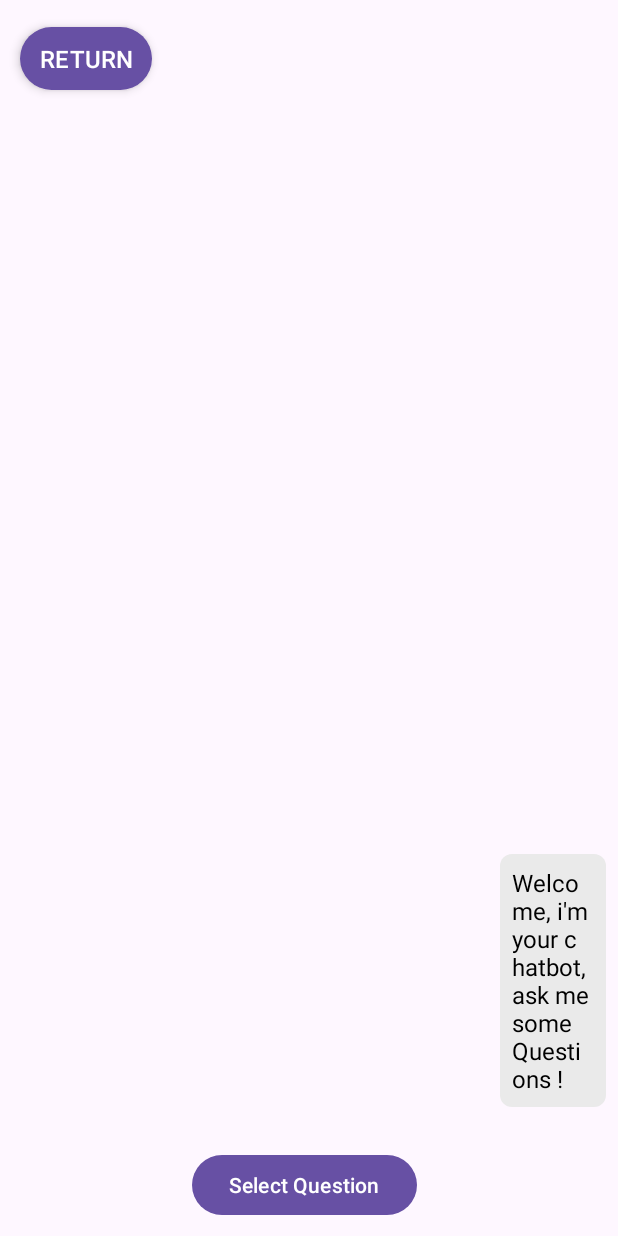
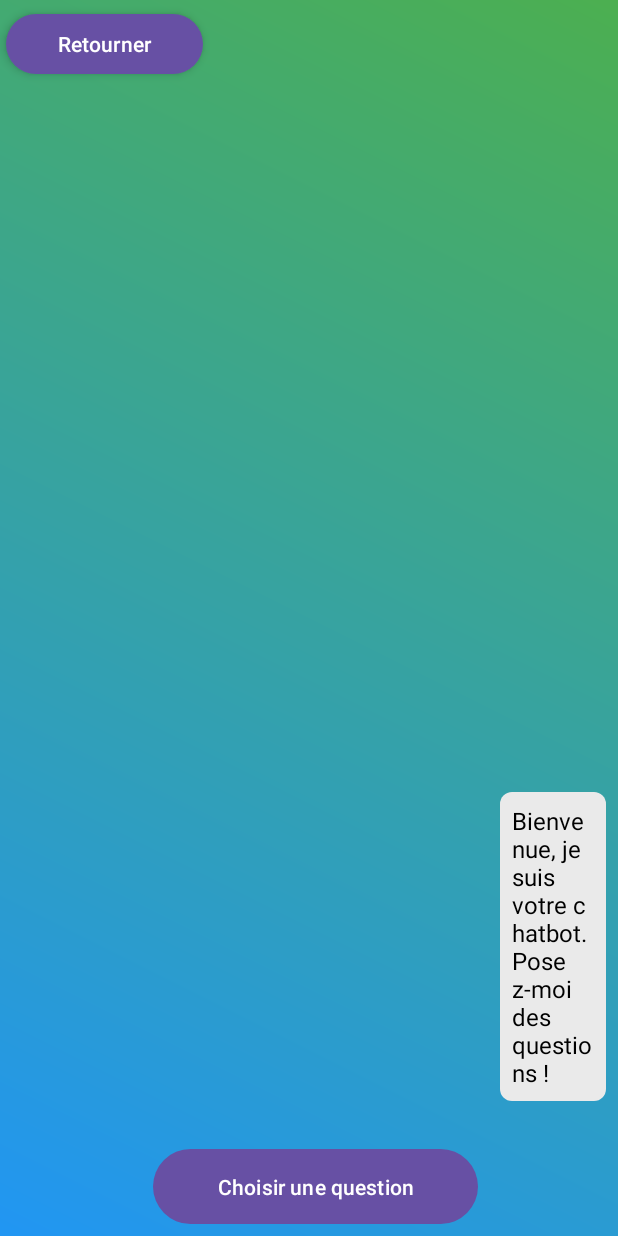
Before and after one commit to KhaledKammoun/Mobile-Projects, an Android app: the ChatbotActivity screen opened directly, with no data from a screen before it, on a phone screen of 412 x 824 dp. Run offline under Robolectric (Android 15) with nearby library versions, the phone set to English and light mode, and no system bars.

Commit message:
Final result of The chatbot Application using java, with a power point presentation

```diff
--- a/ChatBot/app/src/main/AndroidManifest.xml
+++ b/ChatBot/app/src/main/AndroidManifest.xml
@@ -24,6 +24,9 @@
         <activity android:name=".ChatbotActivity">
             <!-- Add any necessary configurations for ChatbotActivity here -->
         </activity>
+        <activity android:name=".QuestionListPage">
+            <!-- Add any necessary configurations for ChatbotActivity here -->
+        </activity>
     </application>
 
 </manifest>
--- a/ChatBot/app/src/main/java/com/example/chatbot/ChatbotActivity.java
+++ b/ChatBot/app/src/main/java/com/example/chatbot/ChatbotActivity.java
@@ -1,4 +1,6 @@
 package com.example.chatbot;
+
+import static com.example.chatbot.Response.createGraph;
 
 import androidx.appcompat.app.AppCompatActivity;
 import androidx.recyclerview.widget.LinearLayoutManager;
@@ -8,39 +10,36 @@ import android.content.Intent;
 import android.os.Bundle;
 import android.view.View ;
 import android.widget.Button ;
-import android.widget.EditText;
-import android.widget.ImageView;
 
+import java.io.Serializable;
 import java.util.ArrayList;
 import java.util.List;
+import java.util.Objects;
 
 public class ChatbotActivity extends AppCompatActivity {
 
     private RecyclerView messageRecyclerView ;
     private MessageAdapter messageAdapter;
     private List<Message> messageList;
+
     private Response rootQuestion ;
     @Override
     protected void onCreate(Bundle savedInstanceState) {
         super.onCreate(savedInstanceState);
         setContentView(R.layout.message_inteface);
 
-        Response rootQuestion = new Response("What is your favorite color?", "My favorite color is blue.");
 
-        rootQuestion.addNextQuestion("Do you like red?", "Yes, I like red.");
-        rootQuestion.addNextQuestion("Do you like green?", "No, I don't like green.");
+        rootQuestion = Response.createGraph();
 
-        System.out.println("Root Question: " + rootQuestion.getQuestion());
-
-        System.out.println("Related Questions:");
+        // get next questions
         for (Response nextQuestion : rootQuestion.getNextQuestions()) {
             System.out.println(nextQuestion.getQuestion());
         }
 
+
+        /***  RecyclerView element Style*/
         messageRecyclerView = findViewById(R.id.messageRecyclerView);
         messageList = new ArrayList<>();
-
-        // put responseList Empty
 
         messageAdapter = new MessageAdapter(messageList);
         messageRecyclerView.setLayoutManager(new LinearLayoutManager(this));
@@ -48,13 +47,13 @@ public class ChatbotActivity extends AppCompatActivity {
 
 
         // Set initial message for the user
-        addMessage("Welcome, i'm your chatbot, ask me some Questions !", false);
+        addMessage("Bienvenue, je suis votre chatbot. Posez-moi des questions !", false);
         LinearLayoutManager layoutManager = new LinearLayoutManager(this);
         layoutManager.setStackFromEnd(true); // Start from the bottom of the list
         layoutManager.setReverseLayout(false); // Display items in reverse order
         messageRecyclerView.setLayoutManager(layoutManager);
 
-        Button selectQuestionButton = findViewById(R.id.selectQuestionButton) ;
+        Button selectQuestionButton = findViewById(R.id.questionButton) ;
         selectQuestionButton.setOnClickListener(new View.OnClickListener() {
             @Override
             public void onClick(View v) {
@@ -63,14 +62,59 @@ public class ChatbotActivity extends AppCompatActivity {
                 for (Response response : nextQuestionsList) {
                     questionStrings.add(response.getQuestion());
                 }
+                Bundle bundle = new Bundle();
+                bundle.putSerializable("messageList", (Serializable) messageList);
 
                 Intent intent = new Intent(ChatbotActivity.this, QuestionListPage.class);
+                intent.putExtras(bundle);
 
                 intent.putStringArrayListExtra("nextQuestions", questionStrings);
 
                 startActivity(intent);
             }
         });
+
+        Bundle bundle = getIntent().getExtras();
+        if (bundle != null) {
+            Serializable serializedList = bundle.getSerializable("messageList");
+            if (serializedList instanceof List<?>) {
+                List<?> receivedList = (List<?>) serializedList;
+                if (!receivedList.isEmpty() && receivedList.get(0) instanceof Message) {
+                    messageList.clear(); // Clear existing list
+                    for (Object obj : receivedList) {
+                        messageList.add((Message) obj);
+                    }
+                    messageAdapter.notifyDataSetChanged(); // Notify adapter of data change
+                }
+            }
+        }
+
+        List<Response> nextQuestionsList = rootQuestion.getNextQuestions();
+        ArrayList<String> questionStrings = new ArrayList<>();
+        ArrayList<String> responseStrings = new ArrayList<>();
+
+        for (Response response : nextQuestionsList) {
+            questionStrings.add(response.getQuestion());
+            responseStrings.add(response.getResponse());
+        }
+
+        int selectedQuestion = getIntent().getIntExtra("selectedQuestion", -1);
+
+        // Check if the selected question index is valid
+        if (selectedQuestion >= 0 && selectedQuestion < questionStrings.size()) {
+
+            // Add messages to the interface
+            addMessage(questionStrings.get(selectedQuestion), true);
+            addMessage(responseStrings.get(selectedQuestion), false);
+            /*for (Response response : nextQuestionsList) {
+                if (response.getQuestion().equals(questionStrings.get(selectedQuestion))) {
+                    updateRootQuestion(response);
+                    break;
+
+                }
+
+            }*/
+        }
 
         Button returnButton = findViewById(R.id.returnButton) ;
         returnButton.setOnClickListener(new View.OnClickListener() {
@@ -89,46 +133,8 @@ public class ChatbotActivity extends AppCompatActivity {
         messageRecyclerView.scrollToPosition(messageList.size() - 1);
     }
 
-    private boolean checkInputValid(String inputString) {
-        // Remove spaces and parentheses for validation
-        String cleanString = inputString.replaceAll("\\s+", "").replaceAll("[()]", "");
-
-        // Check for invalid characters (anything other than digits and operators)
-        for (char c : cleanString.toCharArray()) {
-            if (!Character.isDigit(c) && c != '+' && c != '-' && c != '*' && c != '/') {
-                return false; // Invalid character found
-            }
-        }
-
-        // Check for consecutive operators or trailing operators
-        if (cleanString.matches(".*[+\\-*/]{2,}.*") || cleanString.matches(".*[+\\-*/]$")) {
-            return false; // Consecutive or trailing operators are not valid
-        }
-
-        return true; // Input is valid
-    }
-
-    private float calculateResult(String inputString) {
-        float result = 0;
-        inputString = inputString.replace("(", "").replace(")", ""); // Remove parentheses
-
-        // Split the string by spaces to separate numbers and operators
-        String[] tokens = inputString.split("\\s+");
-        String sign = "+";
-
-        for (String token : tokens) {
-            if (token.equals("+") || token.equals("-")) {
-                sign = token;
-            } else {
-                if (sign.equals("+")) {
-                    result += Float.parseFloat(token); // Parse token as float and add
-                } else {
-                    result -= Float.parseFloat(token); // Parse token as float and subtract
-                }
-            }
-        }
-
-        return result;
+    private void updateRootQuestion(Response newRoot) {
+        this.rootQuestion = newRoot;
     }
 
 }
--- a/ChatBot/app/src/main/java/com/example/chatbot/MainActivity.java
+++ b/ChatBot/app/src/main/java/com/example/chatbot/MainActivity.java
@@ -26,9 +26,6 @@ public class MainActivity extends AppCompatActivity {
         startButton.setOnClickListener(new View.OnClickListener() {
             @Override
             public void onClick(View v) {
-                // Start chatbot activity
-                Log.d("MainActivity", "Start button clicked");
-
                 Intent intent = new Intent(MainActivity.this, ChatbotActivity.class);
                 startActivity(intent);
             }
@@ -36,6 +33,6 @@ public class MainActivity extends AppCompatActivity {
     }
 
     private void showWelcome() {
-        Toast.makeText(MainActivity.this, "Welcome!", Toast.LENGTH_SHORT).show();
+        Toast.makeText(MainActivity.this, "Bienvenue!", Toast.LENGTH_SHORT).show();
     }
 }
--- a/ChatBot/app/src/main/java/com/example/chatbot/Message.java
+++ b/ChatBot/app/src/main/java/com/example/chatbot/Message.java
@@ -1,6 +1,8 @@
 package com.example.chatbot;
 
-public class Message {
+import java.io.Serializable;
+
+public class Message implements Serializable {
     private  String text ;
     private boolean sendByUser ;
     public Message(String text, boolean sendByUser) {
--- a/ChatBot/app/src/main/java/com/example/chatbot/Response.java
+++ b/ChatBot/app/src/main/java/com/example/chatbot/Response.java
@@ -26,7 +26,62 @@ public class Response {
         return nextQuestions;
     }
 
-    public void addNextQuestion(String question, String response) {
-        nextQuestions.add(new Response(question, response));
+    public void addNextQuestion(Response node) {
+        nextQuestions.add(node);
     }
+
+    public static Response createGraph() {
+        Response root = new Response("Quelle est la langue la plus populaire au monde ?", "La langue la plus populaire au monde est l'anglais.");
+
+        Response languageQuestion = new Response("Quelle est la langue la plus parlée en France ?", "La langue la plus parlée en France est le français.");
+        root.addNextQuestion(languageQuestion);
+
+        Response capitalQuestion = new Response("Quelle est la capitale des États-Unis ?", "La capitale des États-Unis est Washington D.C.");
+        root.addNextQuestion(capitalQuestion);
+
+        Response continentQuestion = new Response("Quel est le plus grand continent du monde ?", "Le plus grand continent du monde est l'Asie.");
+        root.addNextQuestion(continentQuestion);
+
+        Response populationQuestion = new Response("Quel est le pays le plus peuplé au monde ?", "Le pays le plus peuplé au monde est la Chine.");
+        root.addNextQuestion(populationQuestion);
+
+        Response mountainQuestion = new Response("Quel est le plus haut sommet du monde ?", "Le plus haut sommet du monde est l'Everest.");
+        root.addNextQuestion(mountainQuestion);
+
+        Response riverQuestion = new Response("Quel est le fleuve le plus long d'Europe ?", "Le fleuve le plus long d'Europe est la Volga.");
+        root.addNextQuestion(riverQuestion);
+
+        Response currencyQuestion = new Response("Quelle est la monnaie utilisée en Russie ?", "La monnaie utilisée en Russie est le rouble.");
+        root.addNextQuestion(currencyQuestion);
+
+        Response animalQuestion = new Response("Quel est le plus grand animal terrestre ?", "Le plus grand animal terrestre est l'éléphant.");
+        root.addNextQuestion(animalQuestion);
+
+        Response languageQuestion1 = new Response("Quelle est la langue officielle de l'Espagne ?", "La langue officielle de l'Espagne est l'espagnol.");
+        root.addNextQuestion(languageQuestion1);
+
+        Response capitalQuestion1 = new Response("Quelle est la capitale de l'Italie ?", "La capitale de l'Italie est Rome.");
+        root.addNextQuestion(capitalQuestion1);
+
+        Response continentQuestion1 = new Response("Quel est le plus petit continent du monde ?", "Le plus petit continent du monde est l'Océanie.");
+        root.addNextQuestion(continentQuestion1);
+
+        Response populationQuestion1 = new Response("Quel est le pays le moins peuplé au monde ?", "Le pays le moins peuplé au monde est le Vatican.");
+        root.addNextQuestion(populationQuestion1);
+
+        Response languageQuestion2 = new Response("Quelle est la langue officielle de l'Allemagne ?", "La langue officielle de l'Allemagne est l'allemand.");
+        root.addNextQuestion(languageQuestion2);
+
+        Response capitalQuestion2 = new Response("Quelle est la capitale de l'Inde ?", "La capitale de l'Inde est New Delhi.");
+        root.addNextQuestion(capitalQuestion2);
+
+        Response continentQuestion2 = new Response("Quel est le continent le plus peuplé du monde ?", "Le continent le plus peuplé du monde est l'Asie.");
+        root.addNextQuestion(continentQuestion2);
+
+        Response animalQuestion2 = new Response("Quel est le plus grand animal terrestre ?", "Le plus grand animal terrestre est l'éléphant.");
+        root.addNextQuestion(animalQuestion2);
+
+        return root;
+    }
+
 }
--- /dev/null
+++ b/ChatBot/app/src/main/res/drawable/background_gradient.xml
@@ -0,0 +1,8 @@
+<shape xmlns:android="http://schemas.android.com/apk/res/android"
+    android:shape="rectangle">
+    <gradient
+        android:startColor="#2196F3"
+        android:endColor="#4CAF50"
+        android:angle="45"
+        android:type="linear" />
+</shape>
--- /dev/null
+++ b/ChatBot/app/src/main/res/drawable/button_background.xml
@@ -0,0 +1,4 @@
+<selector xmlns:android="http://schemas.android.com/apk/res/android">
+    <item android:state_pressed="true" android:drawable="@drawable/button_pressed_background" />
+    <item android:drawable="@drawable/button_normal_background" />
+</selector>
--- /dev/null
+++ b/ChatBot/app/src/main/res/drawable/button_normal_background.xml
@@ -0,0 +1,5 @@
+<shape xmlns:android="http://schemas.android.com/apk/res/android"
+    android:shape="rectangle">
+    <solid android:color="#009688" /> <!-- Background color in normal state -->
+    <corners android:radius="8dp" /> <!-- Rounded corners -->
+</shape>
--- /dev/null
+++ b/ChatBot/app/src/main/res/drawable/button_pressed_background.xml
@@ -0,0 +1,5 @@
+<shape xmlns:android="http://schemas.android.com/apk/res/android"
+    android:shape="rectangle">
+    <solid android:color="#00796B" /> <!-- Background color when pressed -->
+    <corners android:radius="8dp" /> <!-- Rounded corners -->
+</shape>
--- a/ChatBot/app/src/main/res/layout/message_inteface.xml
+++ b/ChatBot/app/src/main/res/layout/message_inteface.xml
@@ -1,45 +1,45 @@
 <?xml version="1.0" encoding="utf-8"?>
 <RelativeLayout xmlns:android="http://schemas.android.com/apk/res/android"
     android:layout_width="match_parent"
-    android:layout_height="match_parent">
+    android:layout_height="match_parent"
+    android:background="@drawable/background_gradient">
 
     <androidx.recyclerview.widget.RecyclerView
         android:id="@+id/messageRecyclerView"
         android:layout_width="match_parent"
-        android:layout_height="wrap_content"
-        android:layout_above="@id/selectQuestionButton"
+        android:layout_height="570dp"
+        android:layout_above="@id/questionButton"
         android:layout_below="@id/returnButton"
         android:layout_marginTop="8dp"
-        android:layout_marginBottom="8dp" />
-
-    <Button
-        android:id="@+id/selectQuestionButton"
-        android:layout_width="wrap_content"
-        android:layout_height="wrap_content"
-        android:layout_alignParentStart="true"
-        android:layout_alignParentEnd="true"
-        android:layout_alignParentBottom="true"
-        android:layout_marginStart="128dp"
-        android:layout_marginTop="16dp"
-        android:layout_marginEnd="134dp"
-        android:layout_marginBottom="10dp"
-        android:text="Select Question" />
+        android:layout_marginBottom="24dp" />
 
     <Button
         android:id="@+id/returnButton"
-        android:layout_width="wrap_content"
+        android:layout_width="131dp"
         android:layout_height="wrap_content"
         android:layout_alignParentStart="true"
         android:layout_alignParentTop="true"
-        android:layout_marginStart="13dp"
-        android:layout_marginTop="14dp"
+        android:layout_marginStart="4dp"
+        android:layout_marginTop="5dp"
         android:layout_marginEnd="16dp"
         android:layout_marginBottom="16dp"
         android:elevation="4dp"
         android:padding="10dp"
         android:stateListAnimator="@null"
-        android:text="RETURN"
+        android:text="Retourner"
         android:textColor="#FFFFFF"
-        android:textSize="16sp" />
+        android:textSize="14sp" />
+
+    <Button
+        android:id="@+id/questionButton"
+        android:layout_width="wrap_content"
+        android:layout_height="58dp"
+        android:layout_alignParentStart="true"
+        android:layout_alignParentEnd="true"
+        android:layout_alignParentBottom="true"
+        android:layout_marginStart="102dp"
+        android:layout_marginEnd="93dp"
+        android:layout_marginBottom="4dp"
+        android:text="Choisir une question" />
 
 </RelativeLayout>
```
Also changed, not shown: ChatBot/app/src/main/java/com/example/chatbot/QuestionListPage.java (+15 -6 lines), ChatBot/app/src/main/res/layout/activity_main.xml (+14 -14 lines), 1 other file.
